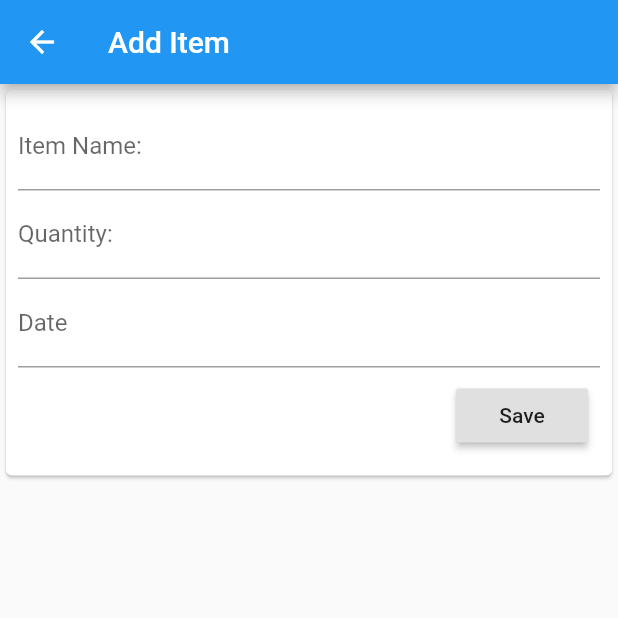
After one commit to Digital-Vault/GroceryApp, a Flutter app: the screen it shows after launch, after a tap on the "add" icon, on a phone screen of 412 x 824 dp, the top half of it. The commit adds this screen. Run offline on Flutter 3.47's test engine with Material 2 defaults, Android fonts, the light colour scheme and no system bars; drawn by our look-alikes of datetime_picker_formfield; our stand-ins replace rxdart.

Commit message:
Add FAB and modified submisson form
Add a floating action button (FAB) to the main list. Also modified the
form to accept adding new item.

```diff
--- a/lib/detailed_page.dart
+++ b/lib/detailed_page.dart
@@ -1,22 +1,23 @@
 import 'package:flutter/material.dart';
 import 'package:grocery_app/detail_card.dart';
 import 'package:grocery_app/grocery_item.dart';
-import 'package:grocery_app/edit_item.dart';
+import 'package:grocery_app/submission_form.dart';
 import 'package:grocery_app/item_provider.dart';
 import 'package:grocery_app/main.dart';
+
 class DetailedPage extends StatelessWidget {
   final GroceryItem item;
   DetailedPage({this.item});
 
   @override
   Widget build(BuildContext context) {
-    return  WillPopScope(
+    return WillPopScope(
         onWillPop: () async => false,
         child: Scaffold(
             appBar: AppBar(
               title: Text('${item.name} Details'),
-          leading:  IconButton(
-            icon:  Icon(Icons.arrow_back),
+              leading: IconButton(
+                icon: Icon(Icons.arrow_back),
                 onPressed: () {
                   Navigator.push(
                     context,
@@ -34,7 +35,7 @@ class DetailedPage extends StatelessWidget {
                     Navigator.push(
                       context,
                       MaterialPageRoute(
-                    builder: (context) => EditForm(item: item),
+                        builder: (context) => SubmissionForm(item: item),
                       ),
                     );
                     itemBloc.removeItem.add(item);
--- a/lib/main.dart
+++ b/lib/main.dart
@@ -4,6 +4,7 @@ import 'package:flutter/material.dart';
 import 'package:grocery_app/grocery_card.dart';
 import 'package:grocery_app/grocery_item.dart';
 import 'package:grocery_app/item_provider.dart';
+import 'package:grocery_app/submission_form.dart';
 
 void main() {
   runApp(
@@ -53,6 +54,16 @@ class MyAppState extends State<MyApp> {
           ),
         ),
       ),
+      floatingActionButton: FloatingActionButton(
+        onPressed: () {
+          Navigator.push(
+            context,
+            MaterialPageRoute(builder: (context) => SubmissionForm()),
+          );
+        },
+        child: Icon(Icons.add),
+        backgroundColor: Colors.blue,
+      ),
     );
   }
 }
--- /dev/null
+++ b/lib/submission_form.dart
@@ -0,0 +1,151 @@
+import 'package:flutter/material.dart';
+import 'package:grocery_app/detailed_page.dart';
+import 'package:grocery_app/grocery_item.dart';
+import 'package:intl/intl.dart';
+import 'package:datetime_picker_formfield/datetime_picker_formfield.dart';
+import 'package:grocery_app/item_provider.dart';
+
+class SubmissionForm extends StatefulWidget {
+  final GroceryItem item;
+  SubmissionForm({this.item});
+  @override
+  _SubmissionFormState createState() => _SubmissionFormState(item: item);
+}
+
+class _SubmissionFormState extends State<SubmissionForm> {
+  final GroceryItem item;
+  _SubmissionFormState({this.item});
+  final formKey = GlobalKey<FormState>();
+  String _name;
+  num _quantity;
+  final format = DateFormat("yyyy-MM-dd");
+  DateTime _date;
+  @override
+  Widget build(BuildContext context) {
+    if (item != null) {
+      // Submission form for updating item
+      return Scaffold(
+          appBar: AppBar(
+            title: Text('Update Item '),
+          ),
+          body: Card(
+            child: Padding(
+              padding: EdgeInsets.all(8.0),
+              child: Form(
+                key: formKey,
+                child: Column(
+                  mainAxisSize: MainAxisSize.min,
+                  children: <Widget>[
+                    TextFormField(
+                      initialValue: item.name,
+                      decoration: InputDecoration(labelText: 'Item Name:'),
+                      onSaved: (input) => _name = input,
+                    ),
+                    TextFormField(
+                      initialValue: item.quantity.toString(),
+                      decoration: InputDecoration(labelText: 'Quantity:'),
+                      onSaved: (input) => _quantity = int.parse(input),
+                    ),
+                    DateTimeField(
+                      format: format,
+                      initialValue: item.expiryDate,
+                      decoration: InputDecoration(labelText: 'Date'),
+                      onShowPicker: (context, currentValue) {
+                        return showDatePicker(
+                            context: context,
+                            firstDate: DateTime(1900),
+                            initialDate: currentValue ?? DateTime.now(),
+                            lastDate: DateTime(2100));
+                      },
+                      onSaved: (input) => _date = input,
+                    ),
+                    Row(
+                      mainAxisAlignment: MainAxisAlignment.end,
+                      children: <Widget>[
+                        Padding(
+                          padding: const EdgeInsets.all(8.0),
+                          child: RaisedButton(
+                            onPressed: _submit,
+                            child: Text('Save'),
+                          ),
+                        )
+                      ],
+                    )
+                  ],
+                ),
+              ),
+            ),
+          ));
+    } else {
+      // Submission form for adding item
+      return Scaffold(
+          appBar: AppBar(
+            title: Text('Add Item '),
+          ),
+          body: Card(
+            child: Padding(
+              padding: EdgeInsets.all(8.0),
+              child: Form(
+                key: formKey,
+                child: Column(
+                  mainAxisSize: MainAxisSize.min,
+                  children: <Widget>[
+                    TextFormField(
+                      decoration: InputDecoration(labelText: 'Item Name:'),
+                      onSaved: (input) => _name = input,
+                    ),
+                    TextFormField(
+                      decoration: InputDecoration(labelText: 'Quantity:'),
+                      onSaved: (input) => _quantity = int.parse(input),
+                    ),
+                    DateTimeField(
+                      format: format,
+                      decoration: InputDecoration(labelText: 'Date'),
+                      onShowPicker: (context, currentValue) {
+                        return showDatePicker(
+                            context: context,
+                            firstDate: DateTime(1900),
+                            initialDate: currentValue ?? DateTime.now(),
+                            lastDate: DateTime(2100));
+                      },
+                      onSaved: (input) => _date = input,
+                    ),
+                    Row(
+                      mainAxisAlignment: MainAxisAlignment.end,
+                      children: <Widget>[
+                        Padding(
+                          padding: const EdgeInsets.all(8.0),
+                          child: RaisedButton(
+                            onPressed: _submit,
+                            child: Text('Save'),
+                          ),
+                        )
+                      ],
+                    )
+                  ],
+                ),
+              ),
+            ),
+          ));
+    }
+  }
+
+  void _submit() {
+    formKey.currentState.save();
+    final itemBloc = ItemProvider.of(context);
+
+    GroceryItem EditedItem = GroceryItem(
+      name: _name,
+      expiryDate: _date,
+      quantity: _quantity,
+      purchased: false,
+    );
+    itemBloc.addItem.add(EditedItem);
+    Navigator.push(
+      context,
+      MaterialPageRoute(
+        builder: (context) => DetailedPage(item: EditedItem),
+      ),
+    );
+  }
+}
```
Also changed, not shown: lib/edit_item.dart (deleted, +0 -106 lines). Lines whose indentation alone changed are shown as unchanged.
